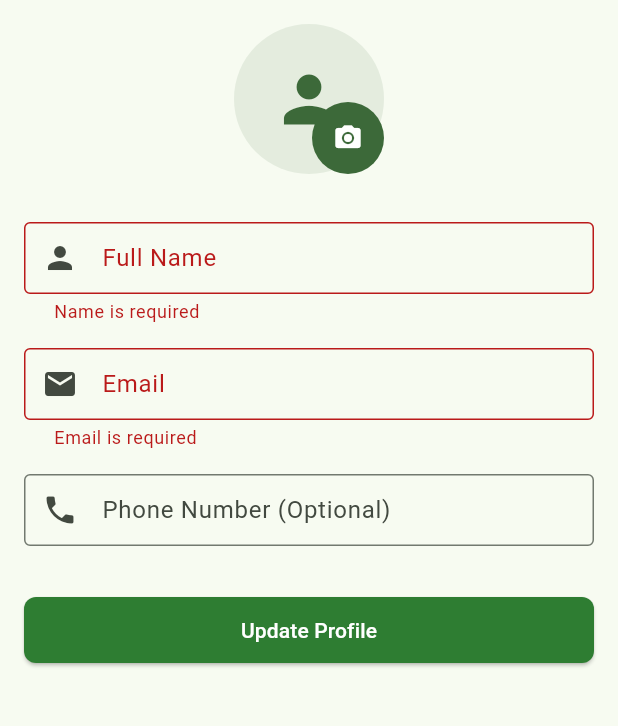
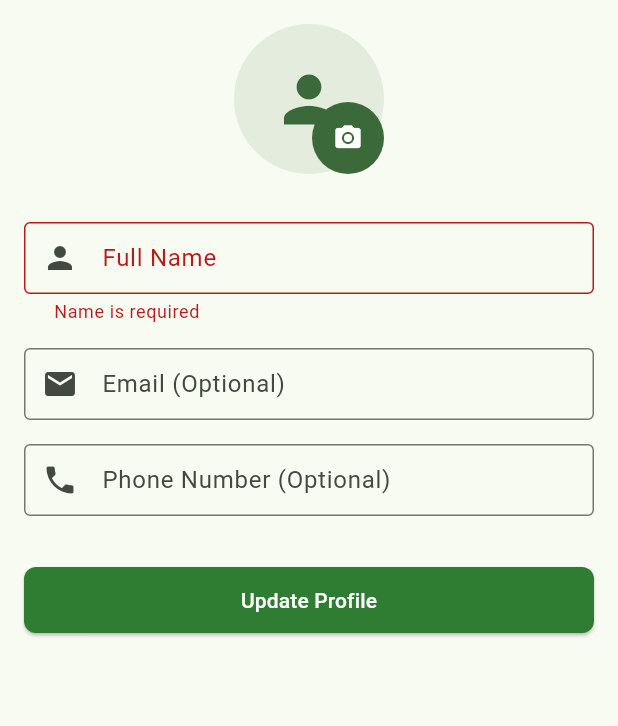
Before and after one commit to ayush-nalawade/veggies_fresh, a Flutter app: the EditProfileScreen screen opened directly with empty values, after a tap on "Update Profile", after a tap on "Save", on a phone screen of 412 x 824 dp, the part 84-810 px from its top. Run offline on Flutter 3.47's test engine with Material 3 defaults, Android fonts, the phone set to English and light mode, and no system bars; our stand-ins replace cached_network_image, dio, flutter_riverpod, flutter_secure_storage, go_router, pin_code_fields; missing offline and left inert: razorpay_flutter; accounts and stored records are empty; network calls fail.

Commit message:
[feat]:: Email optional field implemented

```diff
--- a/veggies_pro_Frontend/lib/features/profile/screens/edit_profile_screen.dart
+++ b/veggies_pro_Frontend/lib/features/profile/screens/edit_profile_screen.dart
@@ -25,7 +25,7 @@ class _EditProfileScreenState extends ConsumerState<EditProfileScreen> {
   void initState() {
     super.initState();
     _nameController.text = widget.user.name;
-    _emailController.text = widget.user.email;
+    _emailController.text = widget.user.email ?? '';
     _phoneController.text = widget.user.phone ?? '';
   }
 
@@ -45,18 +45,24 @@ class _EditProfileScreenState extends ConsumerState<EditProfileScreen> {
     try {
       await ProfileService().updateProfile(
         name: _nameController.text.trim(),
-        email: _emailController.text.trim(),
+        email: _emailController.text.trim().isEmpty ? null : _emailController.text.trim(),
         phone: _phoneController.text.trim().isEmpty ? null : _phoneController.text.trim(),
       );
 
       if (mounted) {
+        // Show success message
         ScaffoldMessenger.of(context).showSnackBar(
           const SnackBar(
             content: Text('Profile updated successfully'),
             backgroundColor: Colors.green,
+            duration: Duration(seconds: 2),
           ),
         );
-        context.pop(true); // Return true to indicate success
+        // Wait a moment for the snackbar to be visible, then pop
+        await Future.delayed(const Duration(milliseconds: 500));
+        if (mounted) {
+          context.pop(true); // Return true to indicate success
+        }
       }
     } catch (e) {
       if (mounted) {
@@ -171,21 +177,20 @@ class _EditProfileScreenState extends ConsumerState<EditProfileScreen> {
             ),
             const SizedBox(height: 16),
 
-            // Email Field
+            // Email Field (Optional)
             TextFormField(
               controller: _emailController,
               decoration: const InputDecoration(
-                labelText: 'Email',
+                labelText: 'Email (Optional)',
                 prefixIcon: Icon(Icons.email),
                 border: OutlineInputBorder(),
               ),
               keyboardType: TextInputType.emailAddress,
               validator: (value) {
-                if (value == null || value.trim().isEmpty) {
-                  return 'Email is required';
-                }
-                if (!RegExp(r'^[\w-\.]+@([\w-]+\.)+[\w-]{2,4}$').hasMatch(value.trim())) {
-                  return 'Please enter a valid email';
+                if (value != null && value.trim().isNotEmpty) {
+                  if (!RegExp(r'^[\w-\.]+@([\w-]+\.)+[\w-]{2,4}$').hasMatch(value.trim())) {
+                    return 'Please enter a valid email';
+                  }
                 }
                 return null;
               },
--- a/veggies_pro_Frontend/lib/models/user.dart
+++ b/veggies_pro_Frontend/lib/models/user.dart
@@ -3,7 +3,7 @@ import 'address.dart';
 class User {
   final String id;
   final String name;
-  final String email;
+  final String? email;
   final String? phone;
   final String? avatarUrl;
   final String role;
@@ -14,7 +14,7 @@ class User {
   User({
     required this.id,
     required this.name,
-    required this.email,
+    this.email,
     this.phone,
     this.avatarUrl,
     required this.role,
@@ -27,7 +27,7 @@ class User {
     return User(
       id: json['id']?.toString() ?? json['_id']?.toString() ?? '',
       name: json['name']?.toString() ?? '',
-      email: json['email']?.toString() ?? '',
+      email: json['email']?.toString(),
       phone: json['phone']?.toString(),
       avatarUrl: json['avatarUrl']?.toString(),
       role: json['role']?.toString() ?? 'user',
@@ -43,7 +43,7 @@ class User {
     return {
       'id': id,
       'name': name,
-      'email': email,
+      if (email != null) 'email': email,
       if (phone != null) 'phone': phone,
       if (avatarUrl != null) 'avatarUrl': avatarUrl,
       'role': role,
```
Also changed, not shown: veggies_pro_Frontend/lib/features/auth/screens/user_details_screen.dart (+7 -7 lines), veggies_pro_Frontend/lib/features/checkout/screens/checkout_screen.dart (+28 -3 lines), veggies_pro_Frontend/lib/features/profile/screens/add_edit_address_screen.dart (+10 -1 lines), veggies_pro_Frontend/lib/features/profile/screens/profile_screen.dart (+12 -8 lines), 2 other files.
